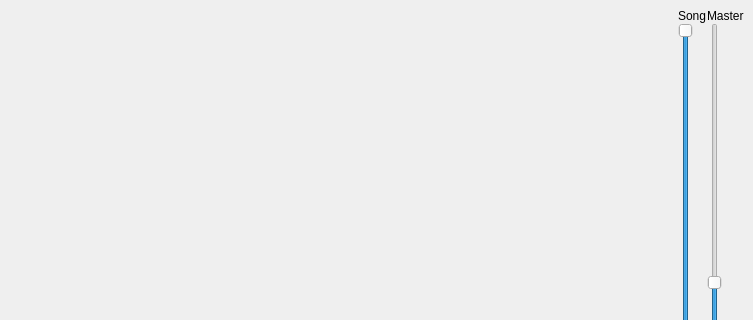
First picture: the form in GUI/main_window.ui, repository Eugene-q/PresenterPlayer, before the edit; both pictures show x 0 to 753 and y 0 to 320 of the 753 by 579 pixel window.
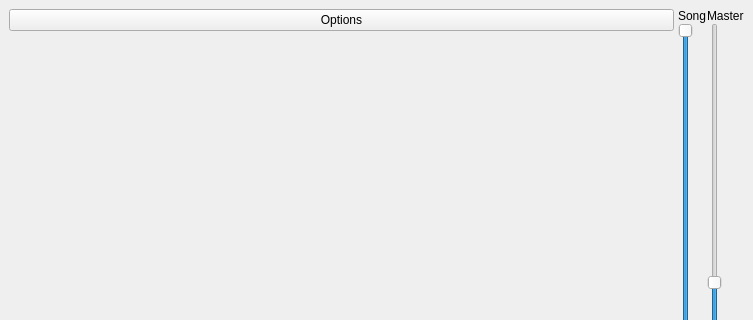
Second picture: the form after the edit.

Commit message: - Служебные сигналы. Кнопка настроек вызывает диалог настроек. Пока в нём только настройки сигналов. Включение и громкость. Сигнал пока только один. Класс OptionsDialog теперь занимается загрузкой и сохранением настроек в assets/options.json. Все внесённые в окне настроек изменения применяются только при нажатии кнопки "Сохранить". Если сигналы включены, они воспроизводятся при нажатии кнопок воспроизведения/перемотки.

What changed in the file:
```diff
--- a/GUI/main_window.ui
+++ b/GUI/main_window.ui
@@ -81,6 +81,13 @@
             <property name="bottomMargin">
              <number>15</number>
             </property>
+            <item>
+             <widget class="QPushButton" name="buttonOptions">
+              <property name="text">
+               <string>Options</string>
+              </property>
+             </widget>
+            </item>
             <item>
              <spacer name="verticalSpacer">
               <property name="orientation">
```
The commit also changes 3 other files.
